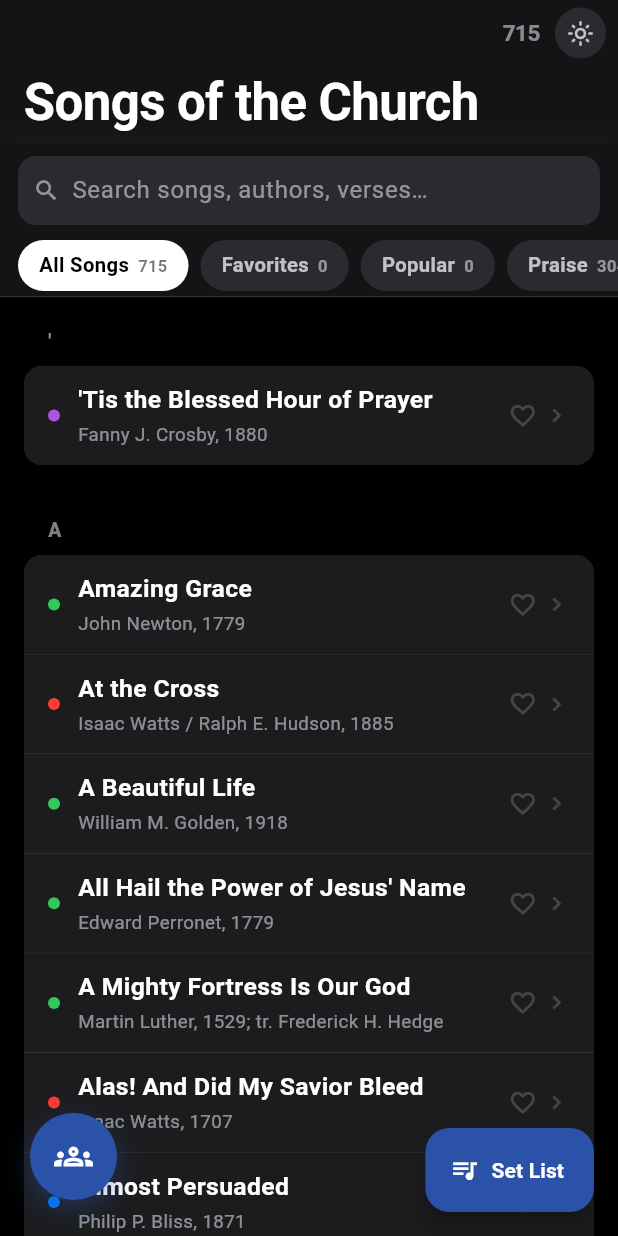
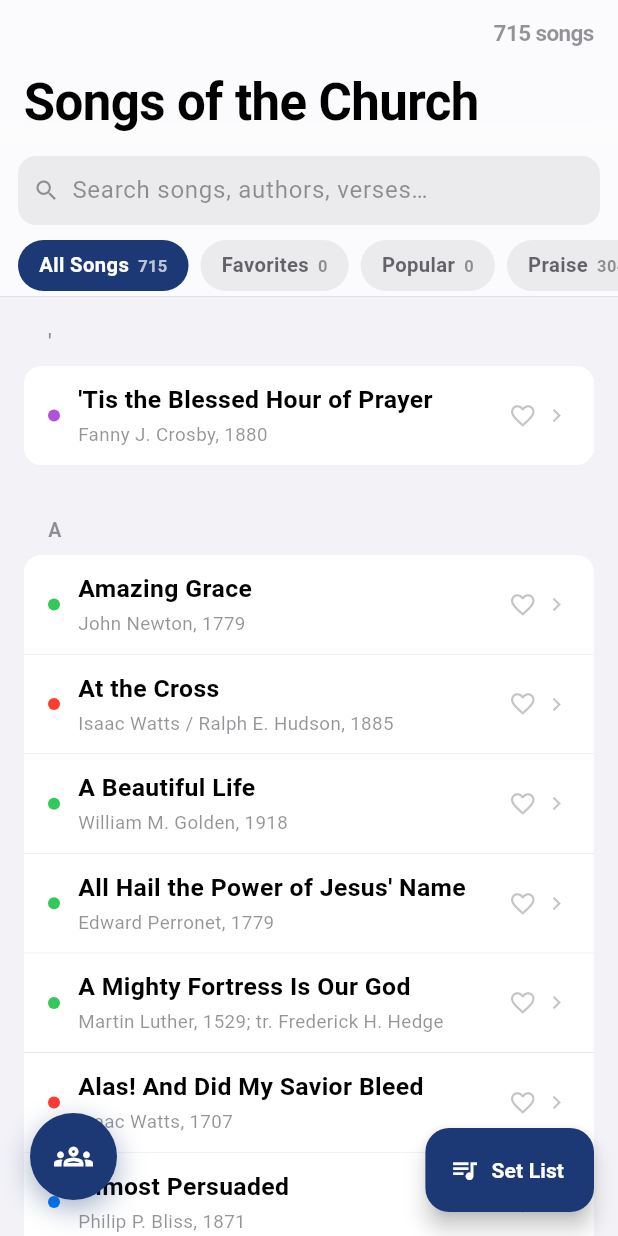
Before and after one commit to natehale05-gif/Songs, a Flutter app: the screen it shows after launch, on a phone screen of 412 x 824 dp. Run offline on Flutter 3.47's test engine with Material 3 defaults, Android fonts, the phone set to English and light mode, and no system bars; our stand-ins replace audioplayers, qr_flutter, shared_preferences, shelf, shelf_web_socket, web; missing offline and left inert: dart:js_interop, mobile_scanner; Roboto replaces fonts that are missing (Georgia, SF Pro Text).

Commit message:
Follow system light/dark mode automatically and remove theme toggle
Co-authored-by: natehale05-gif <natehale05-gif@users.noreply.github.com>

```diff
--- a/lib/screens/library_screen.dart
+++ b/lib/screens/library_screen.dart
@@ -193,7 +193,6 @@ class _LibraryScreenState extends State<LibraryScreen> {
   }
 
   Widget _buildNavBar(AppState state, AppPalette p) {
-    final isDark = p.brightness == Brightness.dark;
     return CupertinoSliverNavigationBar(
       largeTitle: Text(
         'Songs of the Church',
@@ -207,28 +206,11 @@ class _LibraryScreenState extends State<LibraryScreen> {
       automaticallyImplyLeading: false,
       backgroundColor: p.surface.withValues(alpha: 0.72),
       border: const Border(),
-      padding: const EdgeInsetsDirectional.only(end: 8),
-      trailing: Row(
-        mainAxisSize: MainAxisSize.min,
-        children: [
-          Text('${state.book.songs.length}',
-              style: TextStyle(
-                  fontSize: 15, fontWeight: FontWeight.w600, color: p.label3)),
-          const SizedBox(width: 10),
-          Pressable(
-            onTap: state.toggleTheme,
-            child: Container(
-              width: 34,
-              height: 34,
-              alignment: Alignment.center,
-              decoration: BoxDecoration(color: p.fill1, shape: BoxShape.circle),
-              child: Icon(
-                  isDark ? Icons.light_mode_outlined : Icons.dark_mode_outlined,
-                  size: 18,
-                  color: p.label2),
-            ),
-          ),
-        ],
+      padding: const EdgeInsetsDirectional.only(end: 16),
+      trailing: Text(
+        '${state.book.songs.length} songs',
+        style: TextStyle(
+            fontSize: 15, fontWeight: FontWeight.w600, color: p.label3),
       ),
     );
   }
```
Also changed, not shown: lib/app_state.dart (+29 -15 lines).
